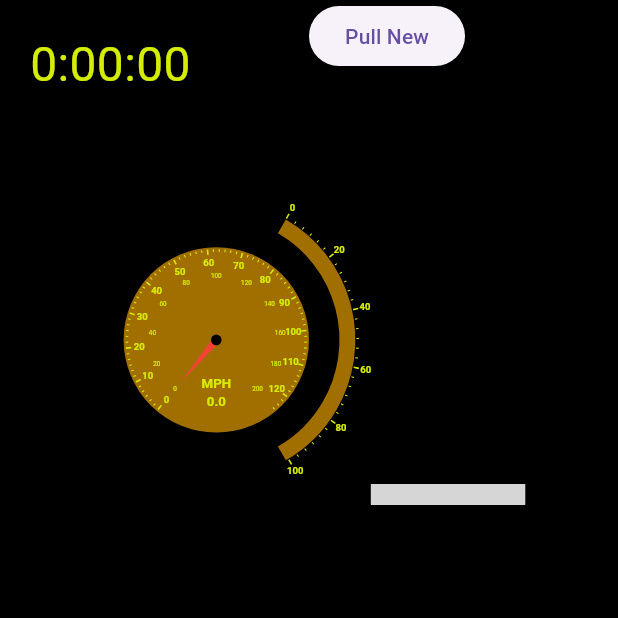
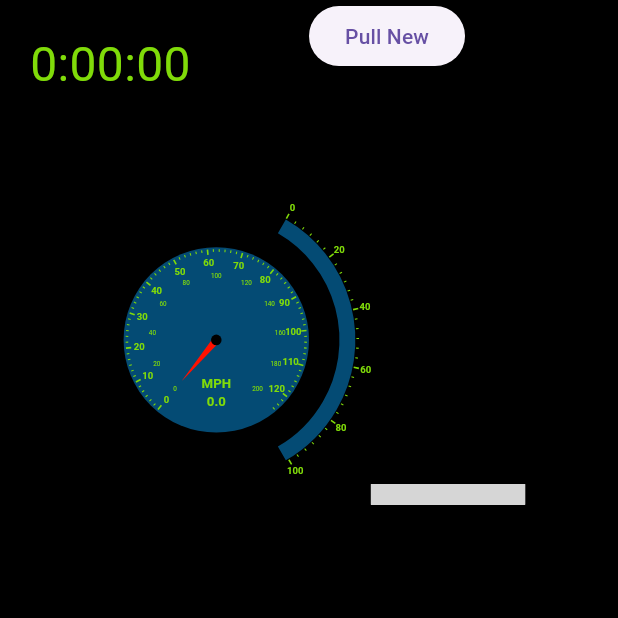
Before and after one commit to AsaHenley/car_gauge, a Flutter app: the screen it shows after launch, on a phone screen of 412 x 824 dp, the top half of it. Run offline on Flutter 3.47's test engine with Material 3 defaults, Android fonts, the phone set to English and light mode, and no system bars; drawn by our look-alikes of syncfusion_flutter_gauges; grey boxes are pictures that could not be loaded.

Commit message:
Changed Colors

```diff
--- a/car_gauges_flutter/lib/main.dart
+++ b/car_gauges_flutter/lib/main.dart
@@ -4,8 +4,8 @@ import 'package:flutter/material.dart';
 import 'package:http/http.dart' as http;
 
 bool hasData = false;
-Color mainColor = const Color.fromARGB(255, 213, 236, 4);
-Color secondaryColor = const Color.fromARGB(255, 161, 110, 0); //const Color.fromARGB(255, 2, 60, 75);
+Color mainColor = const Color.fromARGB(255, 128, 219, 9);
+Color secondaryColor = const Color.fromARGB(255, 4, 75, 116); //const Color.fromARGB(255, 2, 60, 75);
 void main() {
   runApp(const MainApp());
 }
--- a/car_gauges_flutter/lib/obd_gauges.dart
+++ b/car_gauges_flutter/lib/obd_gauges.dart
@@ -37,7 +37,7 @@ class Speedometer extends StatelessWidget{
           majorTickStyle: MajorTickStyle(length: 10, thickness: 3, color: mainColor),
           minorTickStyle: MinorTickStyle(length: 5, thickness: 2, color: mainColor),
           pointers: [
-            NeedlePointer(value: speed, knobStyle: KnobStyle(color: Colors.black, knobRadius: 0.06), needleEndWidth: 7, needleStartWidth: 0.1, needleColor: Colors.red, enableAnimation: true)
+            NeedlePointer(value: speed, knobStyle: KnobStyle(color: Colors.black, knobRadius: 0.06), needleEndWidth: 7, needleStartWidth: 0.1, needleColor: const Color.fromARGB(255, 255, 17, 0), enableAnimation: true)
             ],
           annotations: [
             GaugeAnnotation(
@@ -85,7 +85,7 @@ class RadialLevel extends StatelessWidget{
           axisLineStyle: AxisLineStyle(thickness: 30, color: secondaryColor),
           tickOffset: 2,
           pointers: [
-           RangePointer(value: level, width: 30, dashArray: [8,4], color: mainColor, enableAnimation: true)
+           RangePointer(value: level, width: 30, dashArray: [6,2], color: mainColor, enableAnimation: true)
             ],
           annotations: [
             GaugeAnnotation(
@@ -118,7 +118,7 @@ class LevelGauge extends StatelessWidget{
         markerPointers: [
           LinearWidgetPointer(value: 3, offset: 10, position: LinearElementPosition.outside, enableAnimation: false, child: Text('E', style: TextStyle(fontSize: 24, fontWeight: FontWeight.bold, color: mainColor))),
           LinearWidgetPointer(value: 98, offset: 10, position: LinearElementPosition.outside, enableAnimation: false, child: Text('F', style: TextStyle(fontSize: 24, fontWeight: FontWeight.bold, color: mainColor))),
-          LinearShapePointer(value: level, color: mainColor),
+          LinearShapePointer(value: level, color: mainColor, shapeType: LinearShapePointerType.triangle, position: LinearElementPosition.inside, offset: 1)
         ],
         barPointers: [LinearBarPointer(value: level, thickness: 20, color: mainColor,)],
       );
```
